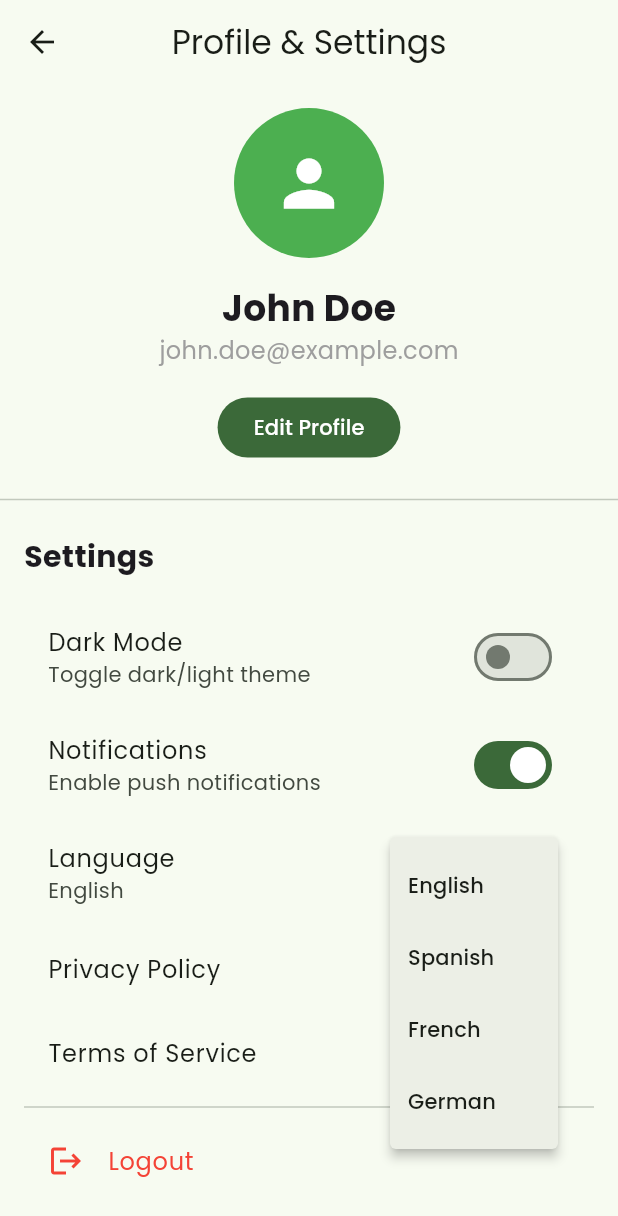
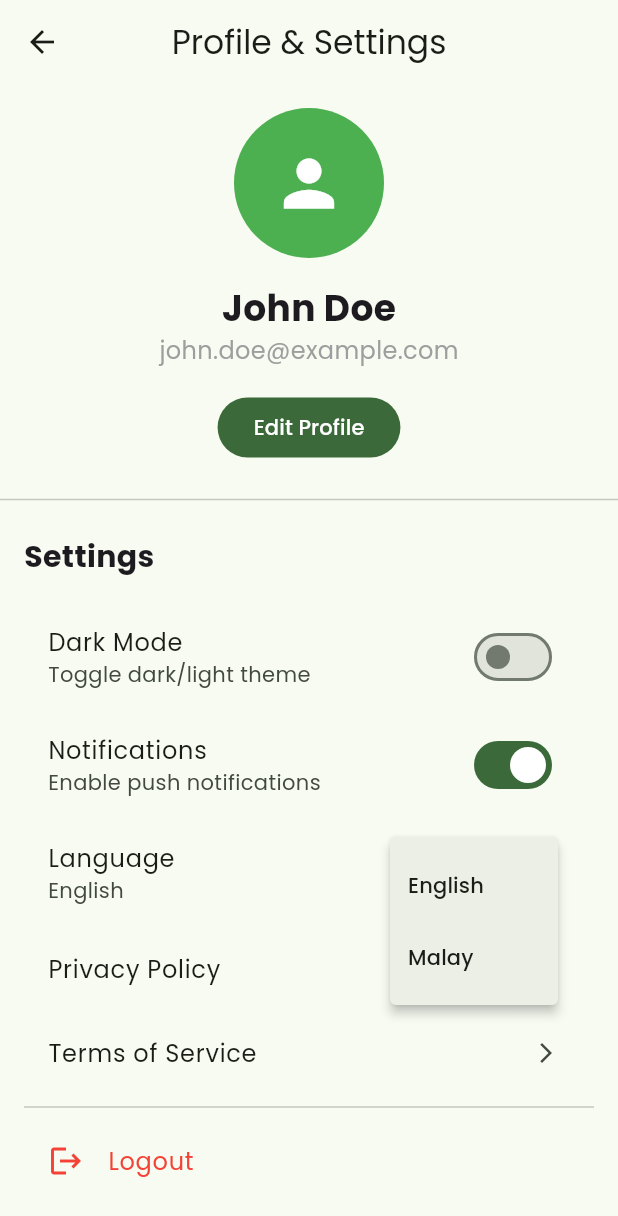
Before and after one commit to urrahaha/vgo_app, a Flutter app: the ProfilePage screen opened directly, after a tap on the "more vert" icon, on a phone screen of 412 x 824 dp. Shown: the top 1216 px of the screen. Run offline on Flutter 3.47's test engine with Material 3 defaults, Android fonts, the phone set to English and light mode, and no system bars; our stand-ins replace google_fonts.

Commit message:
change language dropdown to show english and malay only

```diff
--- a/lib/pages/profile_page.dart
+++ b/lib/pages/profile_page.dart
@@ -107,7 +107,7 @@ class _ProfilePageState extends State<ProfilePage> {
                       // TODO: Implement language change
                     },
                     itemBuilder: (BuildContext context) {
-                      return ['English', 'Spanish', 'French', 'German']
+                      return ['English', 'Malay']
                           .map((String choice) {
                         return PopupMenuItem<String>(
                           value: choice,
```
